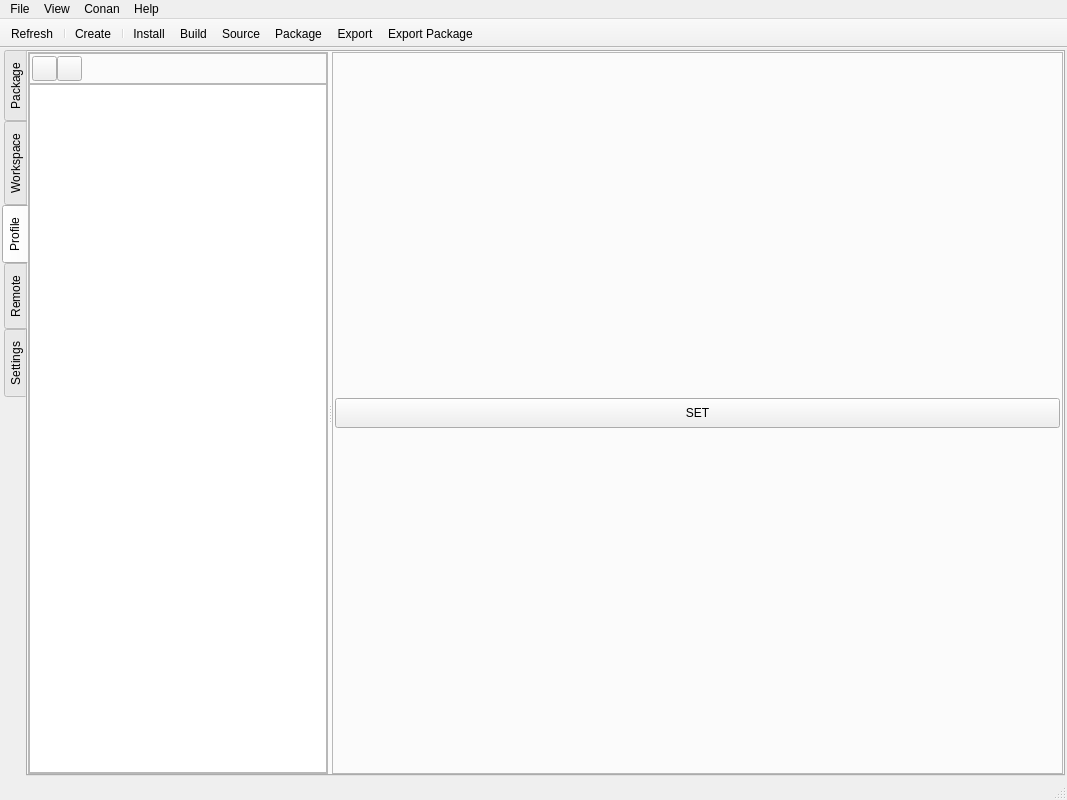
This is resources/ui/main_window.ui in afri-bit/conan-guide as Qt 5 draws it before an edit. The edited form follows.
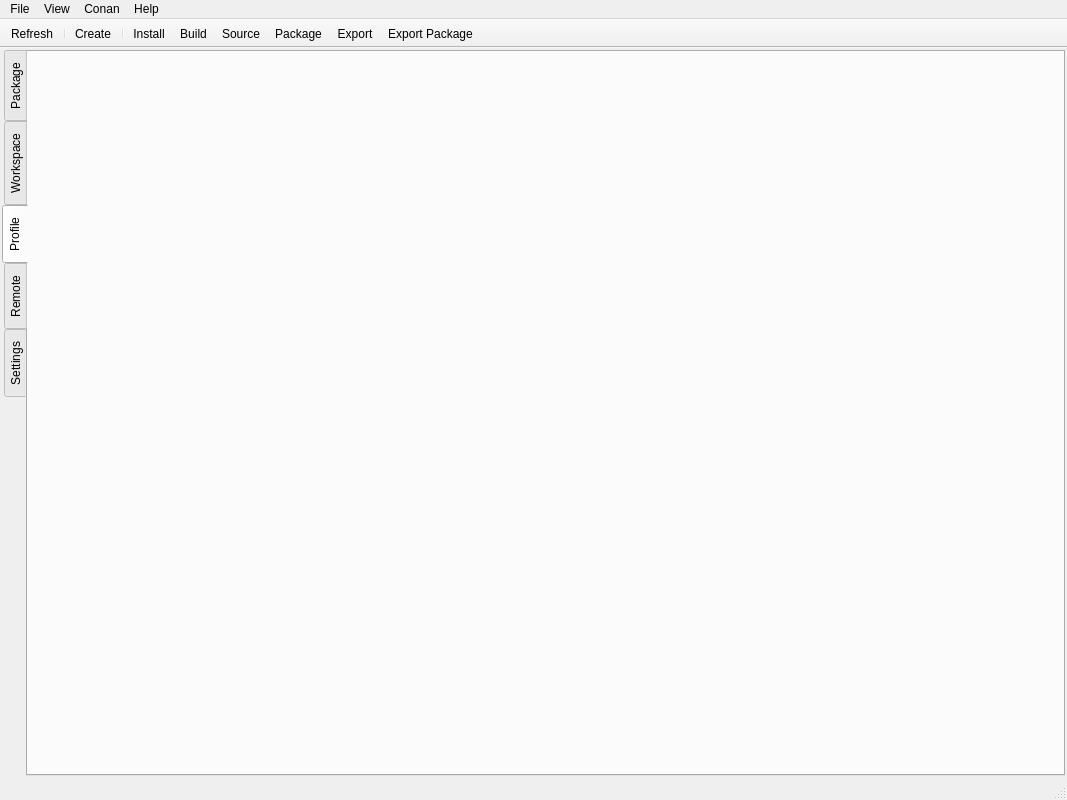
This is the edited form. The open tabs and pages were chosen to show the change. Icons and pictures are not drawn.

Commit message:
Extracted conan profile tab to own widget
- Created own widget for profile tab
- Integrated widget to main window
- Modified generate script for Qt

```diff
--- a/resources/ui/main_window.ui
+++ b/resources/ui/main_window.ui
@@ -1404,180 +1404,6 @@
         <property name="bottomMargin">
          <number>0</number>
         </property>
-        <item>
-         <widget class="QSplitter" name="splitter_7">
-          <property name="orientation">
-           <enum>Qt::Horizontal</enum>
-          </property>
-          <widget class="QFrame" name="frame_22">
-           <property name="minimumSize">
-            <size>
-             <width>300</width>
-             <height>0</height>
-            </size>
-           </property>
-           <property name="frameShape">
-            <enum>QFrame::StyledPanel</enum>
-           </property>
-           <property name="frameShadow">
-            <enum>QFrame::Raised</enum>
-           </property>
-           <layout class="QVBoxLayout" name="verticalLayout_2">
-            <property name="spacing">
-             <number>0</number>
-            </property>
-            <property name="leftMargin">
-             <number>0</number>
-            </property>
-            <property name="topMargin">
-             <number>0</number>
-            </property>
-            <property name="rightMargin">
-             <number>0</number>
-            </property>
-            <property name="bottomMargin">
-             <number>0</number>
-            </property>
-            <item>
-             <widget class="QFrame" name="frame_18">
-              <property name="frameShape">
-               <enum>QFrame::StyledPanel</enum>
-              </property>
-              <property name="frameShadow">
-               <enum>QFrame::Raised</enum>
-              </property>
-              <layout class="QHBoxLayout" name="horizontalLayout_19">
-               <property name="spacing">
-                <number>0</number>
-               </property>
-               <property name="leftMargin">
-                <number>2</number>
-               </property>
-               <property name="topMargin">
-                <number>2</number>
-               </property>
-               <property name="rightMargin">
-                <number>2</number>
-               </property>
-               <property name="bottomMargin">
-                <number>2</number>
-               </property>
-               <item>
-                <widget class="QToolButton" name="toolButtonProfileAdd">
-                 <property name="minimumSize">
-                  <size>
-                   <width>25</width>
-                   <height>25</height>
-                  </size>
-                 </property>
-                 <property name="text">
-                  <string/>
-                 </property>
-                 <property name="icon">
-                  <iconset resource="../resources.qrc">
-                   <normaloff>:/icon/light/add.png</normaloff>:/icon/light/add.png</iconset>
-                 </property>
-                </widget>
-               </item>
-               <item>
-                <widget class="QToolButton" name="toolButtonProfileRemove">
-                 <property name="minimumSize">
-                  <size>
-                   <width>25</width>
-                   <height>25</height>
-                  </size>
-                 </property>
-                 <property name="text">
-                  <string/>
-                 </property>
-                 <property name="icon">
-                  <iconset resource="../resources.qrc">
-                   <normaloff>:/icon/light/remove.png</normaloff>:/icon/light/remove.png</iconset>
-                 </property>
-                </widget>
-               </item>
-               <item>
-                <spacer name="horizontalSpacer_3">
-                 <property name="orientation">
-                  <enum>Qt::Horizontal</enum>
-                 </property>
-                 <property name="sizeHint" stdset="0">
-                  <size>
-                   <width>40</width>
-                   <height>20</height>
-                  </size>
-                 </property>
-                </spacer>
-               </item>
-              </layout>
-             </widget>
-            </item>
-            <item>
-             <widget class="QSplitter" name="splitter">
-              <property name="orientation">
-               <enum>Qt::Vertical</enum>
-              </property>
-              <widget class="QListView" name="listViewProfile">
-               <property name="sizePolicy">
-                <sizepolicy hsizetype="Expanding" vsizetype="Expanding">
-                 <horstretch>0</horstretch>
-                 <verstretch>0</verstretch>
-                </sizepolicy>
-               </property>
-              </widget>
-             </widget>
-            </item>
-           </layout>
-          </widget>
-          <widget class="QFrame" name="frameConanProfileAttribute">
-           <property name="sizePolicy">
-            <sizepolicy hsizetype="Preferred" vsizetype="Preferred">
-             <horstretch>1</horstretch>
-             <verstretch>0</verstretch>
-            </sizepolicy>
-           </property>
-           <property name="contextMenuPolicy">
-            <enum>Qt::DefaultContextMenu</enum>
-           </property>
-           <property name="frameShape">
-            <enum>QFrame::StyledPanel</enum>
-           </property>
-           <property name="frameShadow">
-            <enum>QFrame::Raised</enum>
-           </property>
-           <layout class="QVBoxLayout" name="verticalLayoutConanProfileAttribute">
-            <property name="spacing">
-             <number>5</number>
-            </property>
-            <property name="leftMargin">
-             <number>2</number>
-            </property>
-            <property name="topMargin">
-             <number>2</number>
-            </property>
-            <property name="rightMargin">
-             <number>2</number>
-            </property>
-            <property name="bottomMargin">
-             <number>2</number>
-            </property>
-            <item>
-             <widget class="QPushButton" name="pushButton">
-              <property name="minimumSize">
-               <size>
-                <width>0</width>
-                <height>30</height>
-               </size>
-              </property>
-              <property name="text">
-               <string>SET</string>
-              </property>
-             </widget>
-            </item>
-           </layout>
-          </widget>
-         </widget>
-        </item>
        </layout>
       </widget>
       <widget class="QWidget" name="tabRemote">
```
Left out of the diff: 4 changed lines with no effect on the pictures. The commit also changes 9 other files.
